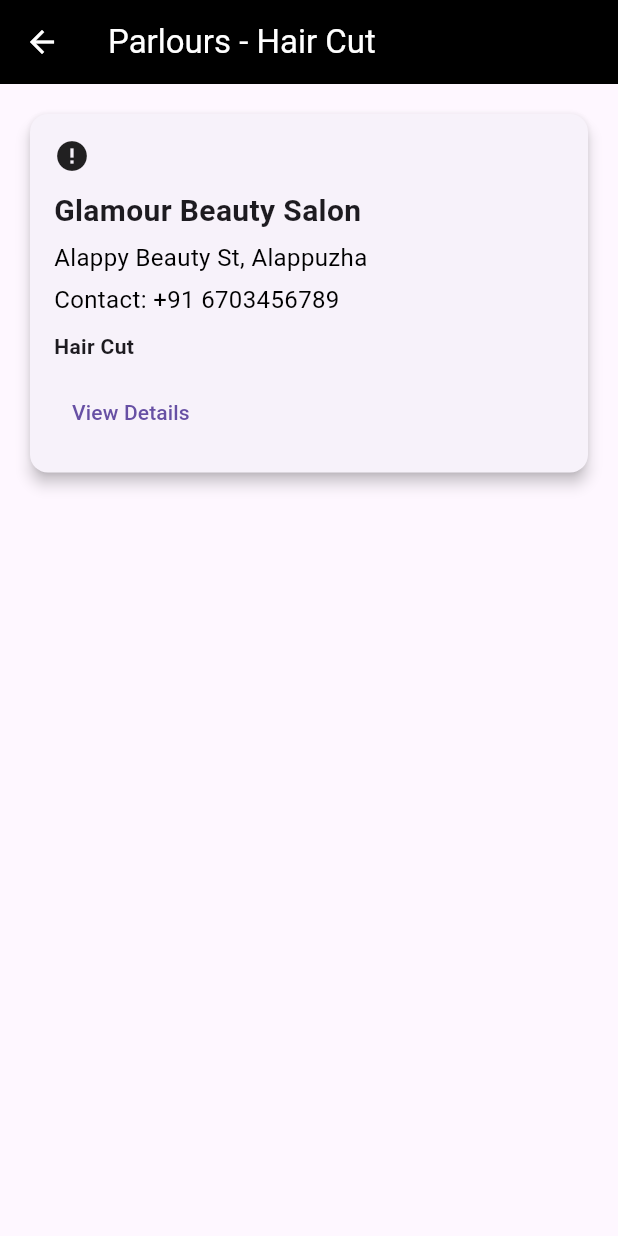
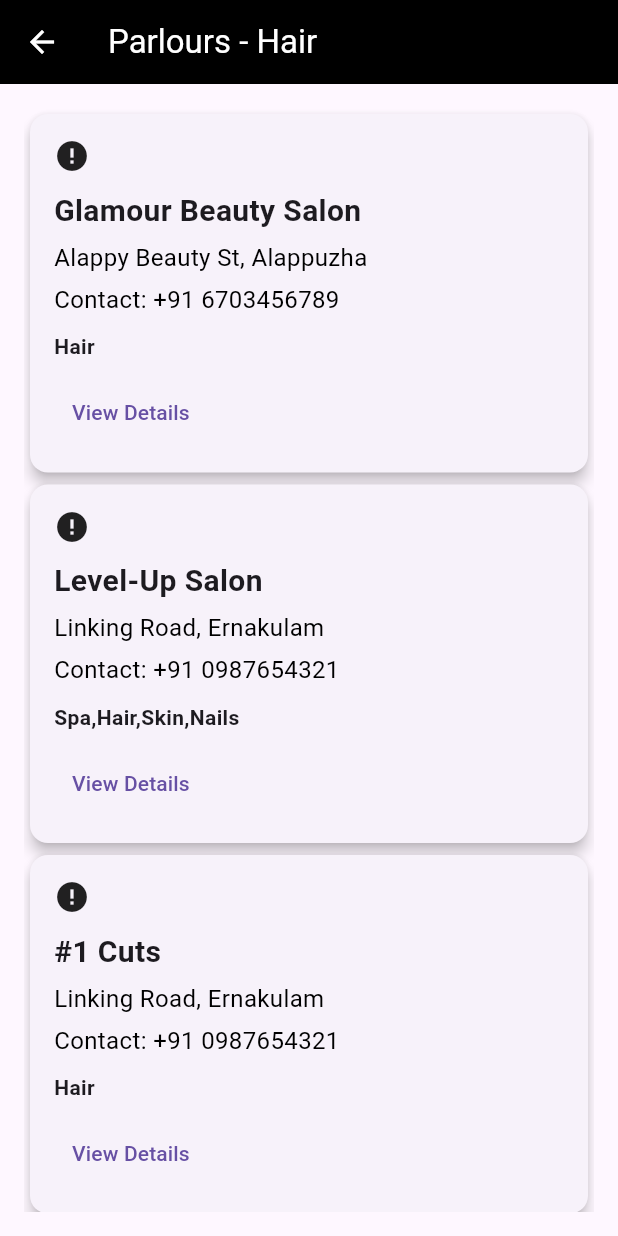
Before and after one commit to Praveenptf/SALON_INFO, a Flutter app: the HomeScreen screen opened directly, after a tap on "Hair & Beard", on a phone screen of 412 x 824 dp. Run offline on Flutter 3.47's test engine with Material 3 defaults, Android fonts, the phone set to English and light mode, and no system bars; our stand-ins replace carousel_slider, email_validator, google_fonts, image_picker; network calls fail; Roboto replaces fonts that are missing (Adamina).

Commit message:
new change in shops

```diff
--- a/lib/Booking details.dart
+++ b/lib/Booking details.dart
@@ -34,7 +34,7 @@ class _BookingPageState extends State<BookingPage> {
 
   // Define service items for each category
   final Map<String, List<Map<String, String>>> serviceItems = {
-    'Hair Cut': [
+    'Hair': [
       {
         'title': 'Classic Haircut',
         'imageUrl':
@@ -53,6 +53,7 @@ class _BookingPageState extends State<BookingPage> {
             'https://i0.wp.com/therighthairstyles.com/wp-content/uploads/2021/09/7-low-fade-haircut.jpg?resize=500%2C570',
         'price': '\$25',
       },
+
     ],
     'Spa': [
       {
--- a/lib/homescreen.dart
+++ b/lib/homescreen.dart
@@ -96,7 +96,7 @@ class _HomeScreenState extends State<HomeScreen> {
                   ServiceCategory(
                     icon: Icons.cut,
                     label: 'Hair & Beard',
-                    serviceFilter: 'Hair Cut',
+                    serviceFilter: 'Hair',
                     parlourDetails: {
                       'shopName': 'Glamour Beauty Salon',
                       'address': 'Alappy Beauty St, Alappuzha',
--- a/lib/parlours.dart
+++ b/lib/parlours.dart
@@ -15,7 +15,7 @@ class Parlours extends StatelessWidget {
         'shopName': 'Glamour Beauty Salon',
         'address': 'Alappy Beauty St, Alappuzha',
         'contactNumber': '+91 6703456789',
-        'description': 'Hair Cut',
+        'description': 'Hair',
         'imageUrl': 'https://content.jdmagicbox.com/comp/alappuzha/u2/0477px477.x477.230322194815.j8u2/catalogue/p040lrdauigeji8-v9vsr95h1g.jpg?clr=',
       },
       {
@@ -39,12 +39,65 @@ class Parlours extends StatelessWidget {
         'description': 'Spa',
         'imageUrl': 'https://img.freepik.com/premium-photo/beauty-salon-interior-chairs-mirrors-pink-hairdressing-shop-generative-ai-inside-beauty-studio-spa-room-clean-empty-trendy-salon-store-fashion-glamour-design-concept_788189-10319.jpg',
       },
+      {
+        'shopName': 'XPressions Studio',
+        'address': 'Linking Road, Ernakulam',
+        'contactNumber': '+91 0987654321',
+        'description': 'Spa,Nails,Skin',
+        'imageUrl': 'https://encrypted-tbn0.gstatic.com/images?q=tbn:ANd9GcROIbEGhJbL6vQPWErlalF5m8vMpZFKd15kLg&s',
+      },
+      {
+        'shopName': 'Level-Up Salon',
+        'address': 'Linking Road, Ernakulam',
+        'contactNumber': '+91 0987654321',
+        'description': 'Spa,Hair,Skin,Nails',
+        'imageUrl': 'https://encrypted-tbn0.gstatic.com/images?q=tbn:ANd9GcTQpcNd_c7o84c9e-swrPwKlTXle08cAqyOqg&s',
+      },
+      {
+        'shopName': 'Haus of Glamour',
+        'address': 'Linking Road, Ernakulam',
+        'contactNumber': '+91 0987654321',
+        'description': 'Spa,Nails,Skin',
+        'imageUrl': 'https://i.pinimg.com/736x/76/21/bb/7621bb6087ee02d1c51a38663c88e6b0.jpg',
+      },
+      {
+        'shopName': '#1 Cuts',
+        'address': 'Linking Road, Ernakulam',
+        'contactNumber': '+91 0987654321',
+        'description': 'Hair',
+        'imageUrl': 'https://5.imimg.com/data5/RT/SB/MY-44013394/salon-interior-designing-500x500.jpg',
+      },
+      {
+        'shopName': 'The Style Zone',
+        'address': 'Linking Road, Ernakulam',
+        'contactNumber': '+91 0987654321',
+        'description': 'Hair,Nails,Skin,Spa',
+        'imageUrl': 'https://media.istockphoto.com/id/1288801785/photo/barber-shop.jpg?s=612x612&w=0&k=20&c=R4e9Ts7MaRN2DaGTebLtiu_ThxRk2cGUefbQneL90ro=',
+      },
+      {
+        'shopName': 'The Cleanup',
+        'address': 'Linking Road, Ernakulam',
+        'contactNumber': '+91 0987654321',
+        'description': 'Spa, Hair',
+        'imageUrl': 'https://encrypted-tbn0.gstatic.com/images?q=tbn:ANd9GcSQ6HSLXxCRhwwlMOo3R0zZfR5Edy5Vl2w6rQ&s',
+      },
+      {
+        'shopName': 'Uptown Hair',
+        'address': 'Linking Road, Ernakulam',
+        'contactNumber': '+91 0987654321',
+        'description': 'Hair',
+        'imageUrl': 'https://cdn-kdndj.nitrocdn.com/zFJGHiQUbCUVpuNMivpHUVgINgwDIBkZ/assets/images/optimized/rev-16f8ade/www.huxleyandco.co.uk/wp-content/uploads/2024/04/Salon-Shopfront-1170x684.jpeg',
+      },
     ];
 
     // Filter the parlour shops based on the service filter
-    final filteredShops = parlourShops.where((shop) {
-      return shop['description']!.toLowerCase() == serviceFilter.toLowerCase();
-    }).toList();
+ // Filter the parlour shops based on the service filter
+final filteredShops = parlourShops.where((shop) {
+  final services = shop['description']!.split(','); // Split by comma
+  return services.any((service) => service.trim().toLowerCase() == serviceFilter.toLowerCase());
+}).toList();
+
+
 
     return Scaffold(
       appBar: AppBar(
```
